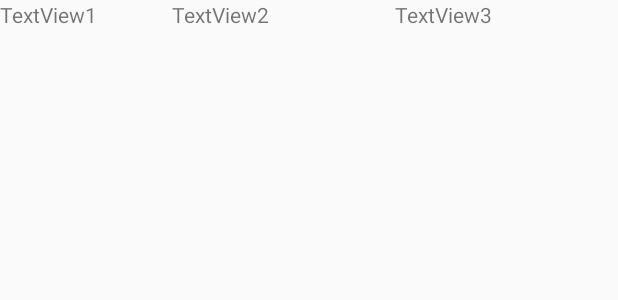
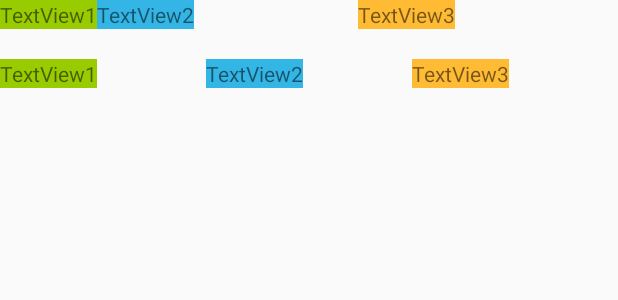
Before and after one commit to gengwenwu/AndroidUIDemo, an Android app: the layout activity_constraint_chain.xml on its own in the app's theme, with its tools: preview values and no code run, on a phone screen of 412 x 824 dp. Shown: the top 300 px of the screen. Run offline under Robolectric (Android 15) with nearby library versions, the phone set to English and light mode, and no system bars.

Commit message:
Constraint chain

```diff
--- a/app/src/main/res/layout/activity_constraint_chain.xml
+++ b/app/src/main/res/layout/activity_constraint_chain.xml
@@ -11,8 +11,9 @@
         android:id="@+id/tv_row1_tv1"
         android:layout_width="wrap_content"
         android:layout_height="wrap_content"
+        android:background="@android:color/holo_green_light"
         android:text="TextView1"
-        app:layout_constraintRight_toLeftOf="@id/tv_row1_tv2"
+        app:layout_constraintRight_toLeftOf="@+id/tv_row1_tv2"
         app:layout_constraintStart_toStartOf="parent"
         app:layout_constraintTop_toTopOf="parent" />
 
@@ -20,9 +21,9 @@
         android:id="@+id/tv_row1_tv2"
         android:layout_width="wrap_content"
         android:layout_height="wrap_content"
-        android:layout_marginStart="50dp"
+        android:background="@android:color/holo_blue_light"
         android:text="TextView2"
-        app:layout_constraintLeft_toRightOf="@id/tv_row1_tv1"
+        app:layout_constraintLeft_toRightOf="@+id/tv_row1_tv1"
         app:layout_constraintRight_toLeftOf="tv_row1_tv3"
         app:layout_constraintTop_toTopOf="parent" />
 
@@ -30,12 +31,46 @@
         android:id="@+id/tv_row1_tv3"
         android:layout_width="wrap_content"
         android:layout_height="wrap_content"
+        android:background="@android:color/holo_orange_light"
         android:text="TextView3"
-        app:layout_constraintLeft_toRightOf="@id/tv_row1_tv2"
+        app:layout_constraintLeft_toRightOf="@+id/tv_row1_tv2"
         app:layout_constraintRight_toRightOf="parent"
         app:layout_constraintTop_toTopOf="parent" />
 
     <!-- 第二行 -->
+    <TextView
+        android:id="@+id/tv_row2_tv1"
+        android:layout_width="wrap_content"
+        android:layout_height="wrap_content"
+        android:layout_marginTop="20dp"
+        android:background="@android:color/holo_green_light"
+        android:text="TextView1"
+        app:layout_constraintHorizontal_chainStyle="spread"
+        app:layout_constraintRight_toLeftOf="@id/tv_row2_tv2"
+        app:layout_constraintStart_toStartOf="parent"
+        app:layout_constraintTop_toBottomOf="@+id/tv_row1_tv1" />
+
+    <TextView
+        android:id="@+id/tv_row2_tv2"
+        android:layout_width="wrap_content"
+        android:layout_height="wrap_content"
+        android:layout_marginTop="20dp"
+        android:background="@android:color/holo_blue_light"
+        android:text="TextView2"
+        app:layout_constraintLeft_toRightOf="@id/tv_row2_tv1"
+        app:layout_constraintRight_toLeftOf="@+id/tv_row2_tv3"
+        app:layout_constraintTop_toBottomOf="@+id/tv_row1_tv1" />
+
+    <TextView
+        android:id="@+id/tv_row2_tv3"
+        android:layout_width="wrap_content"
+        android:layout_height="wrap_content"
+        android:layout_marginTop="20dp"
+        android:background="@android:color/holo_orange_light"
+        android:text="TextView3"
+        app:layout_constraintLeft_toRightOf="@id/tv_row2_tv2"
+        app:layout_constraintRight_toRightOf="parent"
+        app:layout_constraintTop_toBottomOf="@+id/tv_row1_tv1" />
 
 
 </androidx.constraintlayout.widget.ConstraintLayout>
```
